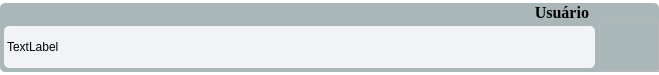
Old version of the form interfaces/widgets/input_widget.ui in the repository LuisFilipVS/AssistenteVirtualComPyQt.
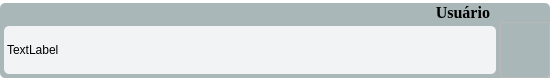
New version of the form. Icons and pictures are not drawn.

```diff
--- a/interfaces/widgets/input_widget.ui
+++ b/interfaces/widgets/input_widget.ui
@@ -6,8 +6,8 @@
    <rect>
     <x>0</x>
     <y>0</y>
-    <width>659</width>
-    <height>75</height>
+    <width>550</width>
+    <height>81</height>
    </rect>
   </property>
   <property name="font">
```
Left out of the diff: 3 changed lines with no effect on the pictures.
